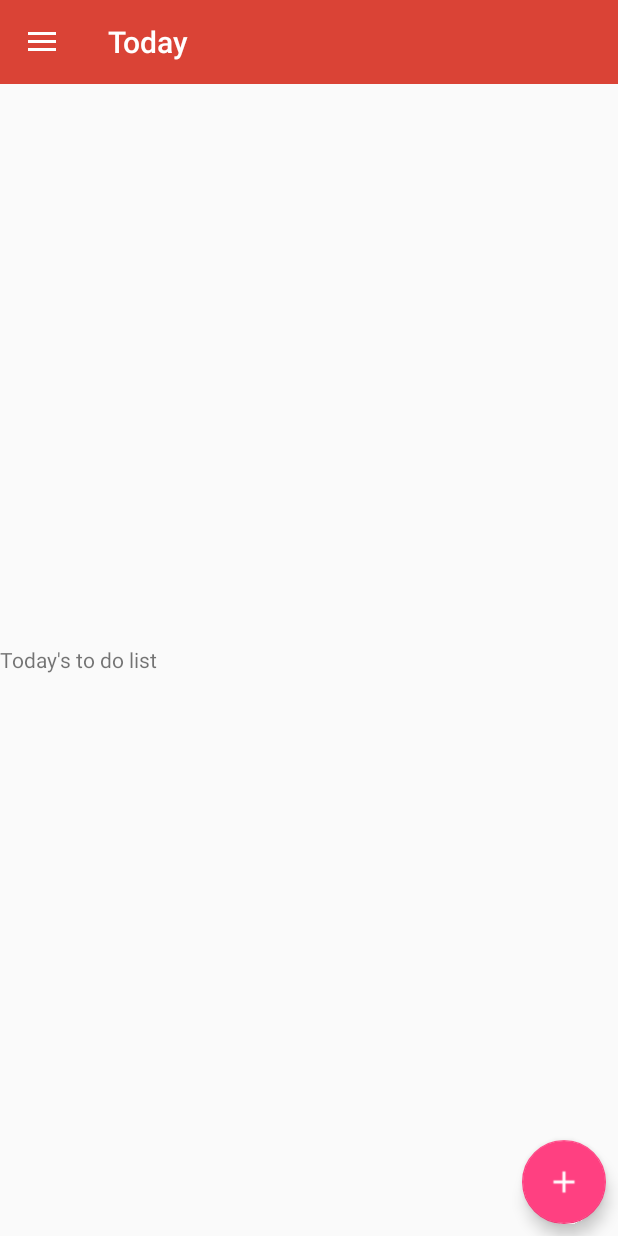
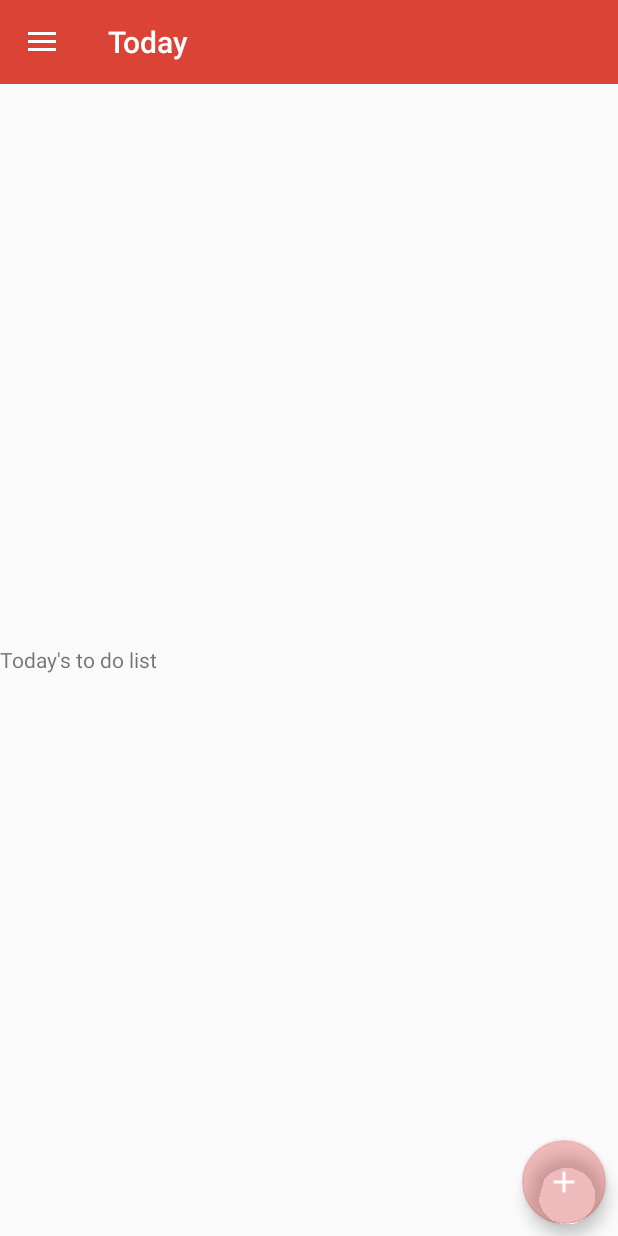
Before and after one commit to himanshuamoli/Personal-to-do-list, an Android app: the screen it shows after launch (MainActivity), on a phone screen of 412 x 824 dp. Run offline under Robolectric (Android 15) with nearby library versions, the phone set to English and light mode, and no system bars; libraries missing offline, so code that uses them is left out: com.github.clans.fab; plain views replace FloatingActionButton; 4 statements that could not run were skipped.

Commit message:
First commit

```diff
--- a/app/build.gradle
+++ b/app/build.gradle
@@ -24,5 +24,6 @@ dependencies {
     compile 'com.android.support:support-v4:23.1.1'
     compile 'com.android.support:design:23.1.1'
     compile 'com.github.clans:fab:1.6.3'
+    compile 'com.google.android.gms:play-services:8.4.0'
 
 }
--- a/app/src/main/AndroidManifest.xml
+++ b/app/src/main/AndroidManifest.xml
@@ -7,6 +7,10 @@
         android:icon="@mipmap/ic_launcher"
         android:label="@string/app_name"
         android:theme="@style/AppTheme" >
+
+        <meta-data
+            android:name="com.google.android.geo.API_KEY"
+            android:value="AIzaSyDGSrSPgAeCG8nBBQOKKy19hmSTY9tOXFU"/>
         <activity
             android:name=".MainActivity"
             android:label="@string/app_name" >
--- a/app/src/main/java/com/amoli/personalto_dolist/MainActivity.java
+++ b/app/src/main/java/com/amoli/personalto_dolist/MainActivity.java
@@ -4,6 +4,8 @@ import android.app.Activity;
 
 import android.app.ActionBar;
 import com.github.clans.fab.FloatingActionButton;
+
+import android.content.Intent;
 import android.support.v4.app.Fragment;
 import android.support.v4.app.FragmentManager;
 import android.content.Context;
@@ -22,11 +24,17 @@ import android.view.View;
 import android.view.ViewGroup;
 import android.support.v4.widget.DrawerLayout;
 import android.widget.ArrayAdapter;
+import android.widget.Button;
 import android.widget.SlidingDrawer;
 import android.widget.TextView;
 import android.support.v7.app.ActionBarDrawerToggle;
 
 import com.amoli.personalto_dolist.fragments.Today;
+import com.google.android.gms.common.GooglePlayServicesNotAvailableException;
+import com.google.android.gms.common.GooglePlayServicesRepairableException;
+import com.google.android.gms.location.places.ui.PlacePicker;
+import com.google.android.gms.maps.model.LatLng;
+import com.google.android.gms.maps.model.LatLngBounds;
 
 public class MainActivity extends AppCompatActivity {
     FloatingActionButton fab,fabdone;
@@ -35,6 +43,9 @@ public class MainActivity extends AppCompatActivity {
     ActionBarDrawerToggle mDrawerToggle;
     NavigationView nvDrawer;
     SlidingDrawer slidrawer;
+    Button location;
+    static final int PLACE_PICKER_REQUEST = 1;
+    final LatLngBounds BOUNDS_MOUNTAIN_VIEW = new LatLngBounds(new LatLng(37.398160, -122.180831), new LatLng(37.430610, -121.972090));
     @Override
     protected void onCreate(Bundle savedInstanceState) {
         super.onCreate(savedInstanceState);
@@ -98,6 +109,24 @@ public class MainActivity extends AppCompatActivity {
         nvDrawer.getMenu().getItem(0).setChecked(true);
         setTitle(nvDrawer.getMenu().getItem(0).getTitle());
 
+        location=(Button)findViewById(R.id.location);
+
+        location.setOnClickListener(new View.OnClickListener() {
+            @Override
+            public void onClick(View v) {
+                try {
+                    PlacePicker.IntentBuilder intentBuilder =
+                            new PlacePicker.IntentBuilder();
+                    intentBuilder.setLatLngBounds(BOUNDS_MOUNTAIN_VIEW);
+                    Intent intent = intentBuilder.build(MainActivity.this);
+                    startActivityForResult(intent, PLACE_PICKER_REQUEST);
+
+                } catch (GooglePlayServicesRepairableException
+                        | GooglePlayServicesNotAvailableException e) {
+                    e.printStackTrace();
+                }
+            }
+        });
     }
 
     public void selectItem(MenuItem menuItem) {
--- a/app/src/main/res/layout/activity_main.xml
+++ b/app/src/main/res/layout/activity_main.xml
@@ -92,11 +92,32 @@
                         android:layout_height="wrap_content">
 
                         <EditText
-                            android:id="@+id/editText"
+                            android:id="@+id/title"
                             android:layout_width="match_parent"
                             android:layout_height="wrap_content"
                             android:hint="Title"/>
+
                     </android.support.design.widget.TextInputLayout>
+
+                    <android.support.design.widget.TextInputLayout
+
+                        android:layout_width="match_parent"
+                        android:layout_height="wrap_content">
+
+                        <EditText
+                            android:id="@+id/description"
+                            android:layout_width="match_parent"
+                            android:layout_height="60dp"
+                            android:hint="Description"
+                            android:layout_marginTop="50dp"/>
+
+                    </android.support.design.widget.TextInputLayout>
+
+                    <Button
+                        android:id="@+id/location"
+                        android:layout_width="wrap_content"
+                        android:layout_height="wrap_content"
+                        android:text="Pick a Location"/>
 
 
                 </LinearLayout>
--- a/app/src/main/res/values-v21/styles.xml
+++ b/app/src/main/res/values-v21/styles.xml
@@ -3,7 +3,7 @@
     <style name="AppTheme" parent="Theme.AppCompat.Light.NoActionBar">
         <item name="colorPrimary">#DA4336</item>
         <item name="colorPrimaryDark">#DA4336</item>
-        <item name="colorAccent">#FF4081</item>
+        <item name="colorAccent">#50D32F2F</item>
         <item name="android:windowTranslucentStatus">true</item>
 
     </style>
--- a/app/src/main/res/values/styles.xml
+++ b/app/src/main/res/values/styles.xml
@@ -5,7 +5,7 @@
         <!-- Customize your theme here. -->
         <item name="colorPrimary">#DA4336</item>
         <item name="colorPrimaryDark">#DA4336</item>
-        <item name="colorAccent">#FF4081</item>
+        <item name="colorAccent">#85D32F2F</item>
         <item name="android:windowTranslucentStatus">true</item>
 
     </style>
```
Also changed, not shown: 1 other file.
